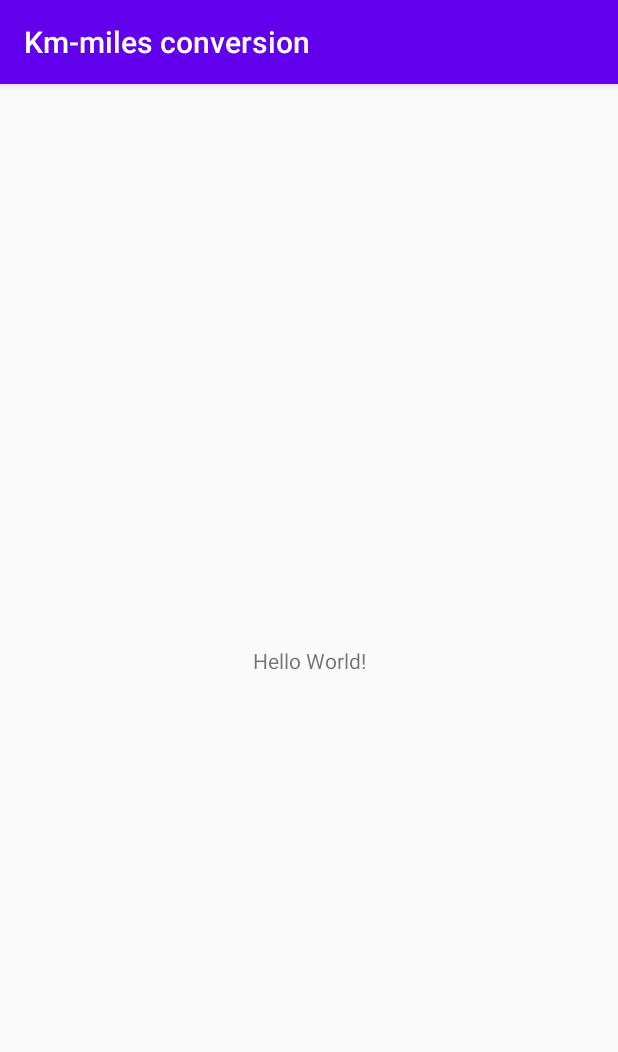
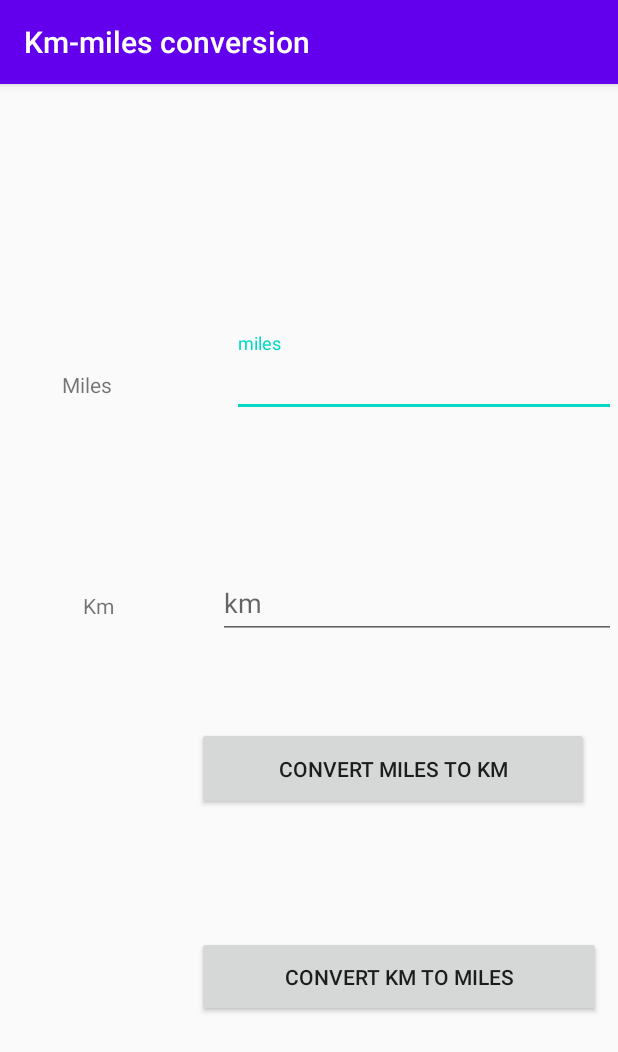
Before and after one commit to ashiq4321/Coursera, an Android app: the screen it shows after launch (MainActivity), on a phone screen of 412 x 824 dp. Shown: the top 1052 px of the screen. Run offline under Robolectric (Android 15) with nearby library versions, the phone set to English and light mode, and no system bars.

Commit message:
android app: Km-miles conversion done

```diff
--- a/Build Your First Android App (Project-Centered Course)/week02/Km-miles_conversion/app/build.gradle
+++ b/Build Your First Android App (Project-Centered Course)/week02/Km-miles_conversion/app/build.gradle
@@ -34,4 +34,5 @@ dependencies {
     testImplementation 'junit:junit:4.12'
     androidTestImplementation 'androidx.test.ext:junit:1.1.1'
     androidTestImplementation 'androidx.test.espresso:espresso-core:3.2.0'
+    implementation 'com.google.android.material:material:1.0.0'
 }
--- a/Build Your First Android App (Project-Centered Course)/week02/Km-miles_conversion/app/src/main/java/com/example/km_milesconversion/MainActivity.kt
+++ b/Build Your First Android App (Project-Centered Course)/week02/Km-miles_conversion/app/src/main/java/com/example/km_milesconversion/MainActivity.kt
@@ -2,11 +2,32 @@ package com.example.km_milesconversion
 
 import androidx.appcompat.app.AppCompatActivity
 import android.os.Bundle
+import android.view.View
+import android.widget.Button;
+import android.widget.EditText
+import java.math.BigDecimal
+
 
 class MainActivity : AppCompatActivity() {
 
     override fun onCreate(savedInstanceState: Bundle?) {
         super.onCreate(savedInstanceState)
         setContentView(R.layout.activity_main)
+        val convertMilesToKm: Button = findViewById(R.id.buttonMilesToKm)
+        convertMilesToKm.setOnClickListener{
+                    val textBoxMiles: EditText = findViewById(R.id.inputMiles)
+                    val textBoxKm: EditText = findViewById(R.id.inputKm)
+                    val vMiles  = textBoxMiles.text.toString().toInt()
+                    val vKm = BigDecimal(vMiles)/ BigDecimal(0.62137)
+                    textBoxKm.setText(vKm.toString())
+        }
+        val convertKmToMiles: Button = findViewById(R.id.buttonKmToMiles)
+        convertKmToMiles.setOnClickListener{
+            val textBoxMiles: EditText = findViewById(R.id.inputMiles)
+            val textBoxKm: EditText = findViewById(R.id.inputKm)
+            val vKm  = textBoxKm.text.toString().toInt()
+            val vMiles = BigDecimal(vKm) * BigDecimal(0.62137)
+            textBoxMiles.setText(vMiles.toString())
+        }
     }
 }
--- a/Build Your First Android App (Project-Centered Course)/week02/Km-miles_conversion/app/src/main/res/layout/activity_main.xml
+++ b/Build Your First Android App (Project-Centered Course)/week02/Km-miles_conversion/app/src/main/res/layout/activity_main.xml
@@ -2,17 +2,110 @@
 <androidx.constraintlayout.widget.ConstraintLayout xmlns:android="http://schemas.android.com/apk/res/android"
     xmlns:app="http://schemas.android.com/apk/res-auto"
     xmlns:tools="http://schemas.android.com/tools"
+    android:id="@+id/textMiles"
     android:layout_width="match_parent"
     android:layout_height="match_parent"
     tools:context=".MainActivity">
 
+    <com.google.android.material.textfield.TextInputLayout
+        android:id="@+id/textInputLayoutmiles"
+        android:layout_width="256dp"
+        android:layout_height="wrap_content"
+        android:layout_marginTop="175dp"
+        android:layout_marginEnd="1dp"
+        android:layout_marginRight="1dp"
+        android:layout_marginBottom="46dp"
+        app:layout_constraintBottom_toTopOf="@+id/textInputLayoutkm"
+        app:layout_constraintEnd_toEndOf="parent"
+        app:layout_constraintTop_toTopOf="parent">
+
+        <com.google.android.material.textfield.TextInputEditText
+            android:id="@+id/inputMiles"
+            android:layout_width="match_parent"
+            android:layout_height="wrap_content"
+            android:hint="@string/inputMiles" />
+    </com.google.android.material.textfield.TextInputLayout>
+
+    <com.google.android.material.textfield.TextInputLayout
+        android:id="@+id/textInputLayoutkm"
+        android:layout_width="265dp"
+        android:layout_height="wrap_content"
+        android:layout_marginTop="46dp"
+        android:layout_marginEnd="1dp"
+        android:layout_marginRight="1dp"
+        android:layout_marginBottom="398dp"
+        app:layout_constraintBottom_toBottomOf="parent"
+        app:layout_constraintEnd_toEndOf="parent"
+        app:layout_constraintTop_toBottomOf="@+id/textInputLayoutmiles">
+
+        <com.google.android.material.textfield.TextInputEditText
+            android:id="@+id/inputKm"
+            android:layout_width="match_parent"
+            android:layout_height="wrap_content"
+            android:hint="@string/inputKm" />
+    </com.google.android.material.textfield.TextInputLayout>
+
+    <Button
+        android:id="@+id/buttonMilesToKm"
+        android:layout_width="261dp"
+        android:layout_height="55dp"
+        android:layout_marginStart="131dp"
+        android:layout_marginLeft="131dp"
+        android:layout_marginTop="72dp"
+        android:layout_marginEnd="19dp"
+        android:layout_marginRight="19dp"
+        android:layout_marginBottom="42dp"
+        android:text="@string/buttonMilesToKm"
+        app:layout_constraintBottom_toTopOf="@+id/buttonKmToMiles"
+        app:layout_constraintEnd_toEndOf="parent"
+        app:layout_constraintStart_toStartOf="parent"
+        app:layout_constraintTop_toBottomOf="@+id/textInputLayoutkm" />
+
+    <Button
+        android:id="@+id/buttonKmToMiles"
+        android:layout_width="269dp"
+        android:layout_height="54dp"
+        android:layout_marginStart="131dp"
+        android:layout_marginLeft="131dp"
+        android:layout_marginTop="42dp"
+        android:layout_marginEnd="11dp"
+        android:layout_marginRight="11dp"
+        android:layout_marginBottom="159dp"
+        android:text="@string/buttonKmToMiles"
+        app:layout_constraintBottom_toBottomOf="parent"
+        app:layout_constraintEnd_toEndOf="parent"
+        app:layout_constraintStart_toStartOf="parent"
+        app:layout_constraintTop_toBottomOf="@+id/buttonMilesToKm" />
+
     <TextView
+        android:id="@+id/textViewMiles"
         android:layout_width="wrap_content"
         android:layout_height="wrap_content"
-        android:text="Hello World!"
+        android:layout_marginStart="29dp"
+        android:layout_marginLeft="29dp"
+        android:layout_marginTop="172dp"
+        android:layout_marginEnd="68dp"
+        android:layout_marginRight="68dp"
+        android:layout_marginBottom="540dp"
+        android:text="@string/textviewMiles"
         app:layout_constraintBottom_toBottomOf="parent"
-        app:layout_constraintLeft_toLeftOf="parent"
-        app:layout_constraintRight_toRightOf="parent"
+        app:layout_constraintEnd_toStartOf="@+id/textInputLayoutmiles"
+        app:layout_constraintStart_toStartOf="parent"
         app:layout_constraintTop_toTopOf="parent" />
 
+    <TextView
+        android:id="@+id/textViewKm"
+        android:layout_width="wrap_content"
+        android:layout_height="wrap_content"
+        android:layout_marginStart="37dp"
+        android:layout_marginLeft="37dp"
+        android:layout_marginTop="119dp"
+        android:layout_marginEnd="51dp"
+        android:layout_marginRight="51dp"
+        android:layout_marginBottom="402dp"
+        android:text="@string/textViewkm"
+        app:layout_constraintBottom_toBottomOf="parent"
+        app:layout_constraintEnd_toStartOf="@+id/textInputLayoutkm"
+        app:layout_constraintStart_toStartOf="parent"
+        app:layout_constraintTop_toBottomOf="@+id/textViewMiles" />
 </androidx.constraintlayout.widget.ConstraintLayout>
--- a/Build Your First Android App (Project-Centered Course)/week02/Km-miles_conversion/app/src/main/res/values/strings.xml
+++ b/Build Your First Android App (Project-Centered Course)/week02/Km-miles_conversion/app/src/main/res/values/strings.xml
@@ -1,3 +1,9 @@
 <resources>
     <string name="app_name">Km-miles conversion</string>
+    <string name="inputMiles">miles</string>
+    <string name="inputKm">km</string>
+    <string name="buttonMilesToKm">Convert Miles To Km</string>
+    <string name="buttonKmToMiles">Convert Km To Miles</string>
+    <string name="textviewMiles">Miles</string>
+    <string name="textViewkm">Km</string>
 </resources>
```
